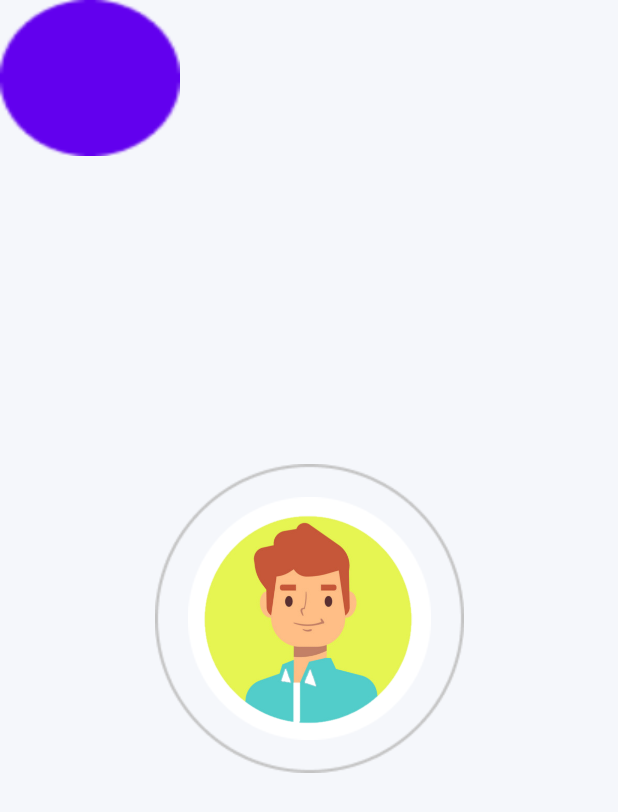
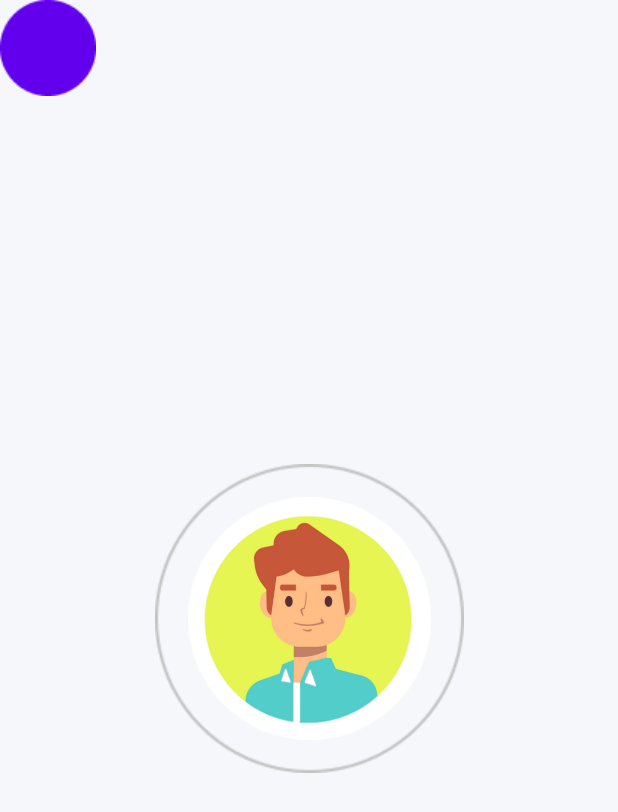
Before and after one commit to PSPMonster/F.E.G., an Android app: the MainMenuActivity screen opened directly, with no data from a screen before it, on a phone screen of 412 x 824 dp. Shown: the top 812 px of the screen. Run offline under Robolectric (Android 15) with nearby library versions, the phone set to English and light mode, and no system bars.

Commit message:
Update activity_main_menu.xml

```diff
--- a/app/src/main/res/layout/activity_main_menu.xml
+++ b/app/src/main/res/layout/activity_main_menu.xml
@@ -39,8 +39,8 @@
 
     <Button
         android:id="@+id/button2"
-        android:layout_width="120dp"
-        android:layout_height="104dp"
+        android:layout_width="64dp"
+        android:layout_height="64dp"
         android:background="@drawable/englishIcon"
         android:text=""
         tools:layout_editor_absoluteX="226dp"
```
